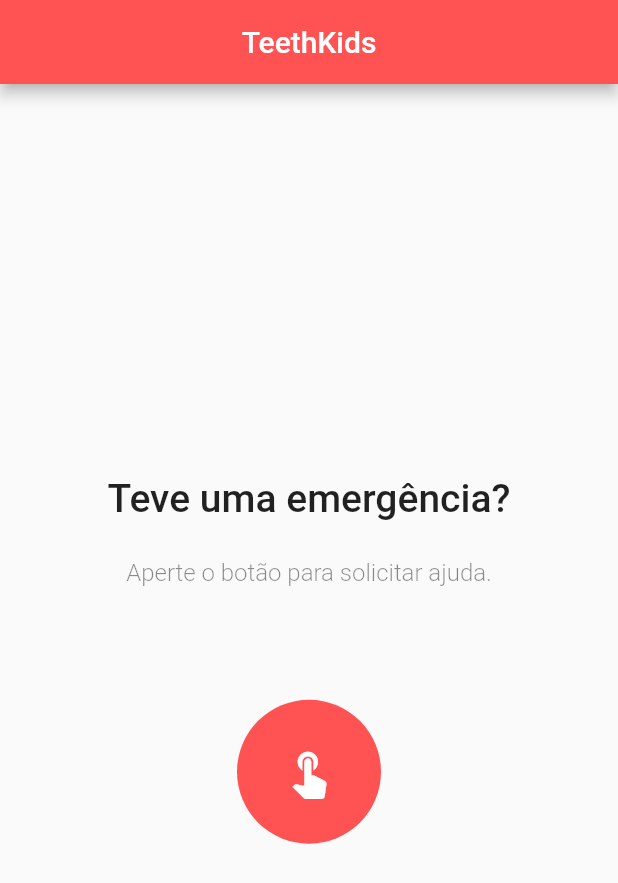
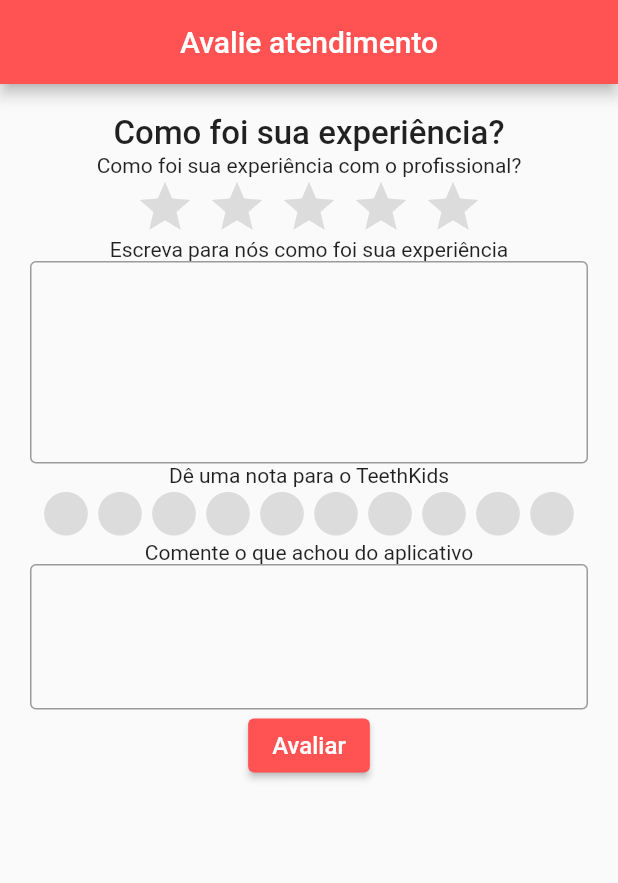
Before and after one commit to theomeme/projeto_integrador3, a Flutter app: the screen it shows after launch, on a phone screen of 412 x 824 dp. Shown: the top 883 px of the screen. Run offline on Flutter 3.47's test engine with Material 2 defaults, Android fonts, the light colour scheme and no system bars; drawn by our look-alikes of flutter_rating_bar; our stand-ins replace cloud_firestore, firebase_auth, firebase_core, firebase_messaging, firebase_storage, geolocator and 3 more; accounts and stored records are empty.

Commit message:
review page done without validating

```diff
--- /dev/null
+++ b/lib/src/review/review_form.dart
@@ -0,0 +1,132 @@
+import 'package:flutter/material.dart';
+import 'package:flutter_rating_bar/flutter_rating_bar.dart';
+
+class ReviewForm extends StatefulWidget {
+  const ReviewForm({super.key});
+
+  @override
+  State<ReviewForm> createState() => _ReviewFormState();
+}
+
+class _ReviewFormState extends State<ReviewForm> {
+  double ratingProfessional = 0;
+  double ratingApp = 0;
+  late final TextEditingController _reviewController;
+  late final TextEditingController _reviewAppController;
+
+  @override
+  void initState() {
+    _reviewController = TextEditingController();
+    _reviewAppController = TextEditingController();
+    super.initState();
+  }
+
+  @override
+  Widget build(BuildContext context) {
+    return Scaffold(
+      appBar: AppBar(
+        title: const Text("Avalie atendimento"),
+        centerTitle: true,
+        backgroundColor: Colors.redAccent,
+      ),
+      body: Theme(
+        data: Theme.of(context).copyWith(
+          colorScheme: const ColorScheme.light(
+            primary: Colors.redAccent,
+            secondary: Colors.black54,
+          ),
+        ),
+        child: Container(
+          margin: const EdgeInsets.all(20),
+          child: Column(
+            children: [
+              const Text(
+                "Como foi sua experiência?",
+                style: TextStyle(
+                  fontSize: 22,
+                  fontWeight: FontWeight.w500,
+                ),
+              ),
+              const Text("Como foi sua experiência com o profissional?"),
+              RatingBar.builder(
+                initialRating: 0,
+                minRating: 0,
+                glow: false,
+                direction: Axis.horizontal,
+                allowHalfRating: true,
+                itemCount: 5,
+                unratedColor: Colors.black12,
+                itemPadding: const EdgeInsets.symmetric(horizontal: 4.0),
+                itemBuilder: (context, _) => const Icon(
+                  Icons.star,
+                  color: Colors.amber,
+                ),
+                onRatingUpdate: (rating) {
+                  setState(() {
+                    ratingProfessional = rating;
+                  });
+                },
+              ),
+              const Text("Escreva para nós como foi sua experiência"),
+              TextField(
+                cursorColor: Colors.redAccent,
+                keyboardType: TextInputType.name,
+                maxLines: 5,
+                controller: _reviewController,
+                decoration: const InputDecoration(
+                  border: OutlineInputBorder(),
+                ),
+                onTapOutside: (pointerDown) {
+                  FocusManager.instance.primaryFocus?.unfocus();
+                },
+              ),
+              const Text("Dê uma nota para o TeethKids"),
+              RatingBar.builder(
+                initialRating: 0,
+                minRating: 0,
+                maxRating: 10,
+                itemSize: 35,
+                glow: false,
+                unratedColor: Colors.black12,
+                direction: Axis.horizontal,
+                itemCount: 10,
+                itemPadding: const EdgeInsets.symmetric(horizontal: .5),
+                itemBuilder: (context, _) => const Icon(
+                  Icons.circle,
+                  color: Colors.redAccent,
+                ),
+                onRatingUpdate: (rating) {
+                  setState(() {
+                    ratingApp = rating;
+                  });
+                },
+              ),
+              const Text("Comente o que achou do aplicativo"),
+              TextField(
+                cursorColor: Colors.redAccent,
+                keyboardType: TextInputType.name,
+                maxLines: 3,
+                controller: _reviewAppController,
+                decoration: const InputDecoration(
+                  border: OutlineInputBorder(),
+                ),
+                onTapOutside: (pointerDown) {
+                  FocusManager.instance.primaryFocus?.unfocus();
+                },
+              ),
+              ElevatedButton(
+                onPressed: () {},
+                child: const Text(
+                  "Avaliar",
+                  style: TextStyle(
+                    fontSize: 16,
+                  ),
+                ),
+              )
+            ],
+          ),
+        ),
+      ),
+    );
+  }
+}
--- /dev/null
+++ b/lib/src/review/review_model.dart
@@ -0,0 +1,28 @@
+import 'package:cloud_firestore/cloud_firestore.dart';
+
+class Review {
+  Future<void> rateProfessional(
+      {required String professionalUid,
+      required emergencyId,
+      required double rating,
+      required String review}) async {
+    final DocumentSnapshot emergency = await FirebaseFirestore.instance
+        .collection("emergencies")
+        .doc(emergencyId)
+        .get();
+
+    return FirebaseFirestore.instance
+        .collection("profiles")
+        .doc(professionalUid)
+        .collection("reviews")
+        .doc(emergencyId)
+        .set({
+      "emergencyId": emergency.id,
+      "name": emergency.get("name"),
+      "rating": rating,
+      "review": review,
+      "revision": false,
+      "createdAt": Timestamp.fromDate(DateTime.now()),
+    });
+  }
+}
--- a/lib/src/splash/splash_page.dart
+++ b/lib/src/splash/splash_page.dart
@@ -2,6 +2,7 @@ import 'package:flutter/material.dart';
 import 'package:projeto_integrador3/src/emergency/emergency_model.dart';
 import 'package:projeto_integrador3/src/home/home_page.dart';
 import 'package:projeto_integrador3/src/authentication.dart';
+import 'package:projeto_integrador3/src/review/review_form.dart';
 
 class SplashPage extends StatefulWidget {
   const SplashPage({super.key});
@@ -21,7 +22,7 @@ class _SplashPageState extends State<SplashPage> {
     Future.delayed(const Duration(seconds: 2), () {
       Navigator.pushReplacement(
         context,
-        MaterialPageRoute(builder: (context) => const HomePage()),
+        MaterialPageRoute(builder: (context) => const ReviewForm()),
       );
     });
   }
--- a/pubspec.yaml
+++ b/pubspec.yaml
@@ -46,6 +46,7 @@ dependencies:
   firebase_messaging: ^14.6.2
   flutter_image_compress: ^2.0.3
   geolocator: ^9.0.2
+  flutter_rating_bar: ^4.0.1
 
 dev_dependencies:
   flutter_test:
```
Also changed, not shown: pubspec.lock.
